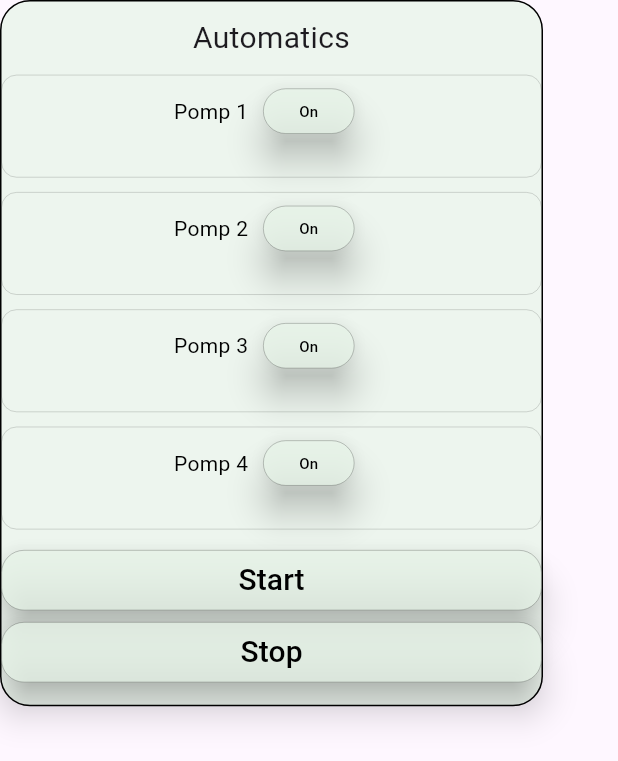
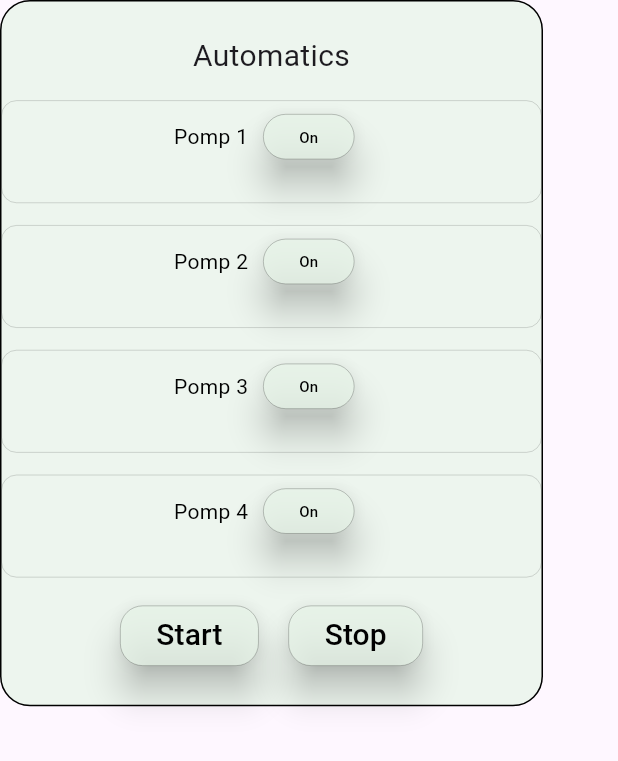
Before and after one commit to KacperKarolJanicki/SmartPlants, a Flutter app: the Automatics widget shown alone on an empty page, opened directly, after a tap on "Start", on a phone screen of 412 x 824 dp. Shown: the top 761 px of the screen. Run offline on Flutter 3.47's test engine with Material 3 defaults, Android fonts, the light colour scheme and no system bars; our stand-ins replace shared_preferences, syncfusion_flutter_charts; missing offline and left inert: backend_connection; accounts and stored records are empty.

Commit message:
Little bug in automatics fixed and few other changes

```diff
--- a/flutter_app/lib/views/settings/components/automatics.dart
+++ b/flutter_app/lib/views/settings/components/automatics.dart
@@ -20,28 +20,26 @@ class _AutomaticsState extends State<Automatics> {
     return ContainerWidget(
       height: MediaQuery.of(context).size.height / 1.75,
       width: MediaQuery.of(context).size.width-50,
-      scrollable: true,
       children: [
-        SizedBox(height: 10),
         Text('Automatics', textAlign: TextAlign.center, style: TextStyle(fontSize: 20)),
-        SizedBox(height: 10),
         PompToolbar(pompLabel: 'Pomp 1', pompID: 'water_pomp_1', labelButton: false),
-        SizedBox(height: 10),
         PompToolbar(pompLabel: 'Pomp 2', pompID: 'water_pomp_2', labelButton: false),
-        SizedBox(height: 10),
         PompToolbar(pompLabel: 'Pomp 3', pompID: 'water_pomp_3', labelButton: false),
-        SizedBox(height: 10),
         PompToolbar(pompLabel: 'Pomp 4', pompID: 'water_pomp_4', labelButton: false),
-        SizedBox(height: 10),
+        OverflowBar(
+            spacing: 20,
+            children: [
           AppStyleButton(buttonText: 'Start', onPressed: (){
             pumpsData.addAll({'turn_on':true});
-          backend.send('$host/automatics', '$host/automatics', headers: {'deviceIp':pumpDeviceIP}, data: pumpsData);
+            backend.send('$host/automatics', '$host/automatics', headers: {'deviceIp':pumpDeviceIP}, data: pumpsData).whenComplete((){
               pumpsData.clear();
+            });
           }),
           AppStyleButton(buttonText: 'Stop', onPressed: (){
             backend.send('$host/automatics', '$host/automatics', headers: {'deviceIp':pumpDeviceIP}, data: {'turn_on':false});
             pumpsData.clear();
           })
+        ])
       ],
     );
   }
```
Also changed, not shown: flutter_app/lib/main.dart (+4 -4 lines), flutter_app/lib/views/analitics/analytics.dart (+10 -4 lines), 1 other file. Lines whose indentation alone changed are shown as unchanged.
